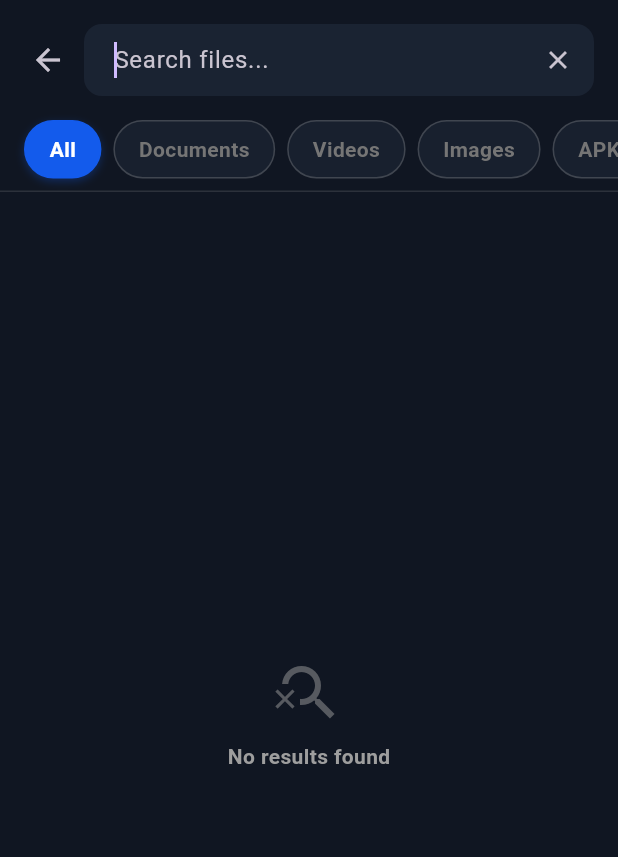
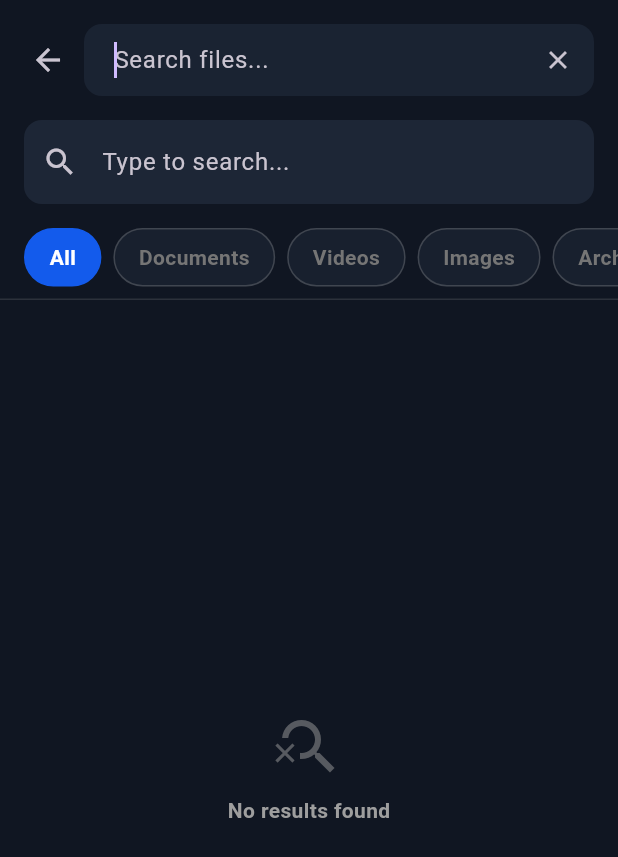
Before and after one commit to BajWarring/ArgusArchive, a Flutter app: the screen it shows after launch, after a tap on the "search" icon, on a phone screen of 412 x 824 dp. Shown: the top 857 px of the screen. Run offline on Flutter 3.47's test engine with Material 3 defaults, Android fonts, the phone set to English and light mode, and no system bars; our stand-ins replace device_info_plus, flutter_riverpod, flutter_svg, permission_handler, share_plus, sqflite; missing offline and left inert: syncfusion_flutter_pdfviewer; accounts and stored records are empty.

Commit message:
Update search_view.dart

```diff
--- a/lib/presentation/main_ui/views/search_view.dart
+++ b/lib/presentation/main_ui/views/search_view.dart
@@ -1,21 +1,54 @@
 import 'package:flutter/material.dart';
+import 'package:flutter_riverpod/flutter_riverpod.dart';
+import 'package:path/path.dart' as p;
 import '../../ui_theme.dart';
+import '../../../core/models/file_entry.dart';
+import '../../../core/enums/file_type.dart';
+import '../../debug_ui/search_providers.dart';
+import '../../debug_ui/providers.dart';
 
-class SearchView extends StatefulWidget {
+class SearchView extends ConsumerStatefulWidget {
   const SearchView({super.key});
 
   @override
-  State<SearchView> createState() => _SearchViewState();
+  ConsumerState<SearchView> createState() => _SearchViewState();
 }
 
-class _SearchViewState extends State<SearchView> {
+class _SearchViewState extends ConsumerState<SearchView> {
   String _activeFilter = 'All';
-  final List<String> _filters = ['All', 'Documents', 'Videos', 'Images', 'APKs', 'Directories'];
+  String _searchQuery = '';
+  final List<String> _filters = ['All', 'Documents', 'Videos', 'Images', 'Archives', 'Directories'];
+
+  FileType? _getFilterType() {
+    switch (_activeFilter) {
+      case 'Documents': return FileType.document;
+      case 'Videos': return FileType.video;
+      case 'Images': return FileType.image;
+      case 'Archives': return FileType.archive;
+      case 'Directories': return FileType.dir;
+      default: return null;
+    }
+  }
 
   @override
   Widget build(BuildContext context) {
     return Column(
       children: [
+        // Fake search bar to capture input since the real one is in the header
+        Padding(
+          padding: const EdgeInsets.symmetric(horizontal: 16, vertical: 8),
+          child: TextField(
+            autofocus: true,
+            onChanged: (val) => setState(() => _searchQuery = val),
+            decoration: InputDecoration(
+              hintText: 'Type to search...',
+              filled: true,
+              fillColor: Theme.of(context).brightness == Brightness.dark ? ArgusColors.surfaceDark : Colors.white,
+              border: OutlineInputBorder(borderRadius: BorderRadius.circular(12), borderSide: BorderSide.none),
+              prefixIcon: const Icon(Icons.search),
+            ),
+          ),
+        ),
         _buildFilterChips(context),
         Expanded(
           child: _buildSearchResults(),
@@ -27,9 +60,7 @@ class _SearchViewState extends State<SearchView> {
   Widget _buildFilterChips(BuildContext context) {
     return Container(
       height: 56,
-      decoration: BoxDecoration(
-        border: Border(bottom: BorderSide(color: Colors.grey.withValues(alpha: 0.2))),
-      ),
+      decoration: BoxDecoration(border: Border(bottom: BorderSide(color: Colors.grey.withValues(alpha: 0.2)))),
       child: ListView.builder(
         scrollDirection: Axis.horizontal,
         padding: const EdgeInsets.symmetric(horizontal: 16, vertical: 8),
@@ -46,20 +77,10 @@ class _SearchViewState extends State<SearchView> {
               decoration: BoxDecoration(
                 color: isActive ? ArgusColors.primary : (Theme.of(context).brightness == Brightness.dark ? ArgusColors.surfaceDark.withValues(alpha: 0.6) : Colors.white),
                 borderRadius: BorderRadius.circular(20),
-                border: Border.all(
-                  color: isActive ? ArgusColors.primary : Colors.grey.withValues(alpha: 0.3),
-                ),
-                boxShadow: isActive ? [BoxShadow(color: ArgusColors.primary.withValues(alpha: 0.3), blurRadius: 4, offset: const Offset(0, 2))] : [],
+                border: Border.all(color: isActive ? ArgusColors.primary : Colors.grey.withValues(alpha: 0.3)),
               ),
               child: Center(
-                child: Text(
-                  filter,
-                  style: TextStyle(
-                    fontSize: 14,
-                    fontWeight: FontWeight.bold,
-                    color: isActive ? Colors.white : Colors.grey.shade600,
-                  ),
-                ),
+                child: Text(filter, style: TextStyle(fontSize: 14, fontWeight: FontWeight.bold, color: isActive ? Colors.white : Colors.grey.shade600)),
               ),
             ),
           );
@@ -69,7 +90,19 @@ class _SearchViewState extends State<SearchView> {
   }
 
   Widget _buildSearchResults() {
-    // Stub for empty search state to match HTML
+    final dbAsync = ref.watch(searchDatabaseProvider);
+
+    return dbAsync.when(
+      loading: () => const Center(child: CircularProgressIndicator()),
+      error: (e, s) => Center(child: Text('Error: $e')),
+      data: (db) {
+        return FutureBuilder<List<FileEntry>>(
+          future: db.search(query: _searchQuery, filterType: _getFilterType()),
+          builder: (context, snapshot) {
+            if (snapshot.connectionState == ConnectionState.waiting) return const Center(child: CircularProgressIndicator());
+
+            final results = snapshot.data ?? [];
+            if (results.isEmpty) {
               return Center(
                 child: Column(
                   mainAxisAlignment: MainAxisAlignment.center,
@@ -81,4 +114,34 @@ class _SearchViewState extends State<SearchView> {
                 ),
               );
             }
+
+            return ListView.builder(
+              padding: const EdgeInsets.all(16),
+              itemCount: results.length,
+              itemBuilder: (context, index) {
+                final file = results[index];
+                return ListTile(
+                  leading: CircleAvatar(
+                    backgroundColor: ArgusColors.primary.withValues(alpha: 0.1),
+                    child: Icon(file.isDirectory ? Icons.folder : Icons.insert_drive_file, color: ArgusColors.primary),
+                  ),
+                  title: Text(p.basename(file.path), maxLines: 1, overflow: TextOverflow.ellipsis, style: const TextStyle(fontWeight: FontWeight.bold)),
+                  subtitle: Text(file.path, maxLines: 1, overflow: TextOverflow.ellipsis, style: const TextStyle(fontSize: 10, color: Colors.grey)),
+                  onTap: () async {
+                    if (!file.isDirectory) {
+                       final handlers = ref.read(fileHandlerRegistryProvider);
+                       final adapter = ref.read(storageAdapterProvider);
+                       for (var h in handlers) {
+                         if (h.canHandle(file)) { h.open(context, file, adapter); break; }
                        }
+                    }
+                  },
+                );
+              },
+            );
+          }
+        );
+      }
+    );
+  }
+}
```
Lines whose indentation alone changed are shown as unchanged.
